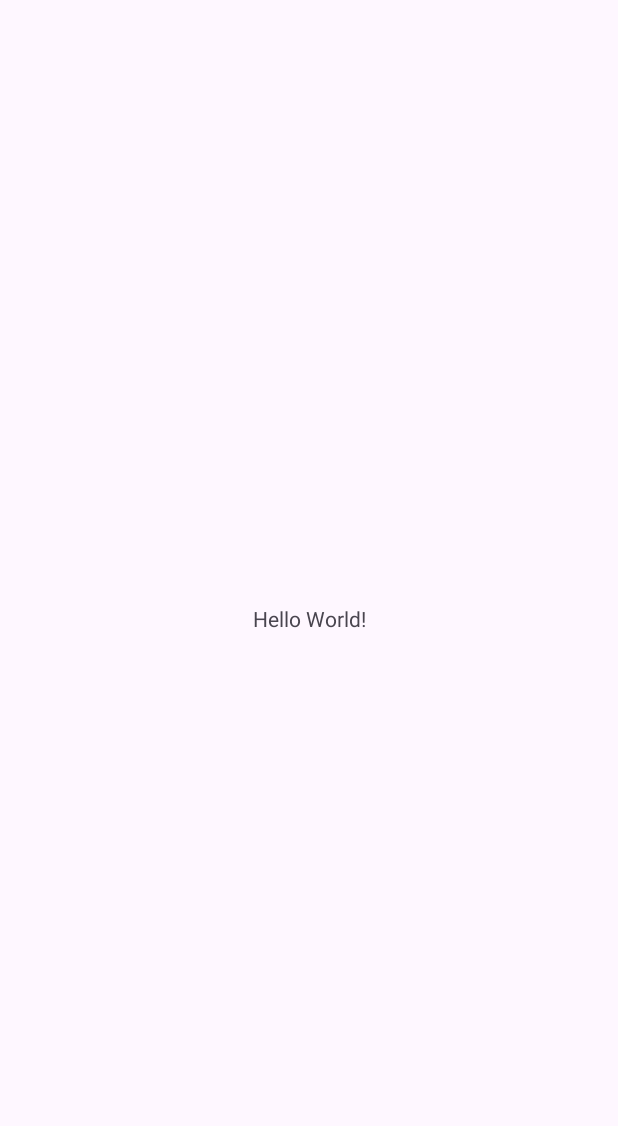
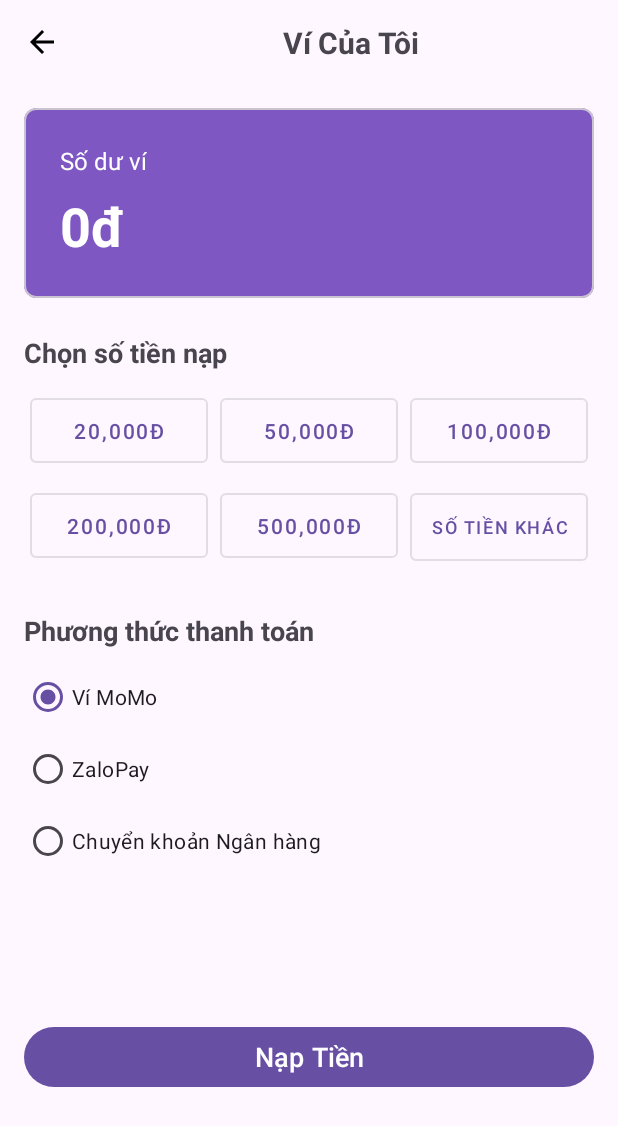
Before and after one commit to BTShinC/PRM392_DuaNgua, an Android app: the screen it shows after launch (MainActivity before the commit, TopUpActivity after it), on a phone screen of 412 x 824 dp. Before the commit the part shown is almost empty. Shown: the top 1126 px of the screen. Run offline under Robolectric (Android 15) with nearby library versions, the phone set to English and light mode, and no system bars.

Commit message:
done payment

```diff
--- a/app/src/main/AndroidManifest.xml
+++ b/app/src/main/AndroidManifest.xml
@@ -12,7 +12,7 @@
         android:supportsRtl="true"
         android:theme="@style/Theme.Group1_Duangua">
         <activity
-            android:name=".MainActivity"
+            android:name=".TopUpActivity"
             android:exported="true">
             <intent-filter>
                 <action android:name="android.intent.action.MAIN" />
--- /dev/null
+++ b/app/src/main/java/com/example/group1_duangua/TopUpActivity.java
@@ -0,0 +1,137 @@
+package com.example.group1_duangua;
+
+import androidx.appcompat.app.AppCompatActivity;
+import android.content.Context;
+import android.content.SharedPreferences;
+import android.os.Bundle;
+import android.text.TextUtils;
+import android.view.View;
+import android.widget.Button;
+import android.widget.EditText;
+import android.widget.ImageView;
+import android.widget.RadioGroup;
+import android.widget.TextView;
+import android.widget.Toast;
+import android.media.MediaPlayer; // For sound effect
+import com.google.android.material.button.MaterialButton;
+
+public class TopUpActivity extends AppCompatActivity {
+
+    private TextView textViewWalletBalanceValue;
+    private EditText editTextCustomAmount;
+    private Button buttonConfirmTopUp;
+    private MaterialButton buttonAmount20k, buttonAmount50k, buttonAmount100k, buttonAmount200k, buttonAmount500k, buttonCustomAmount;
+    private ImageView imageViewBackButton;
+    // private RadioGroup radioGroupPaymentMethods; // Can be used later if needed
+
+    private SharedPreferences sharedPreferences;
+    public static final String SHARED_PREFS_NAME = "MyPrefs";
+    public static final String BALANCE_KEY = "balance";
+
+    @Override
+    protected void onCreate(Bundle savedInstanceState) {
+        super.onCreate(savedInstanceState);
+        setContentView(R.layout.activity_top_up);
+
+        // Initialize SharedPreferences
+        sharedPreferences = getSharedPreferences(SHARED_PREFS_NAME, Context.MODE_PRIVATE);
+
+        // Find UI elements
+        imageViewBackButton = findViewById(R.id.imageViewBackButton);
+        textViewWalletBalanceValue = findViewById(R.id.textViewWalletBalanceValue);
+        editTextCustomAmount = findViewById(R.id.editTextCustomAmount);
+        buttonConfirmTopUp = findViewById(R.id.buttonConfirmTopUp);
+
+        buttonAmount20k = findViewById(R.id.buttonAmount20k);
+        buttonAmount50k = findViewById(R.id.buttonAmount50k);
+        buttonAmount100k = findViewById(R.id.buttonAmount100k);
+        buttonAmount200k = findViewById(R.id.buttonAmount200k);
+        buttonAmount500k = findViewById(R.id.buttonAmount500k);
+        buttonCustomAmount = findViewById(R.id.buttonCustomAmount);
+        // radioGroupPaymentMethods = findViewById(R.id.radioGroupPaymentMethods);
+
+        // Load and display current balance
+        loadAndDisplayBalance();
+
+        // Back button listener
+        imageViewBackButton.setOnClickListener(v -> finish());
+
+        // Predefined amount buttons listeners
+        View.OnClickListener amountButtonListener = v -> {
+            Button b = (Button) v;
+            String amountText = b.getText().toString().replaceAll("[^\\d]", ""); // Remove non-digits
+            editTextCustomAmount.setText(amountText);
+            editTextCustomAmount.setVisibility(View.VISIBLE);
+            editTextCustomAmount.requestFocus();
+        };
+
+        buttonAmount20k.setOnClickListener(amountButtonListener);
+        buttonAmount50k.setOnClickListener(amountButtonListener);
+        buttonAmount100k.setOnClickListener(amountButtonListener);
+        buttonAmount200k.setOnClickListener(amountButtonListener);
+        buttonAmount500k.setOnClickListener(amountButtonListener);
+
+        buttonCustomAmount.setOnClickListener(v -> {
+            editTextCustomAmount.setText("");
+            editTextCustomAmount.setVisibility(View.VISIBLE);
+            editTextCustomAmount.requestFocus();
+        });
+
+        // Confirm top-up button listener
+        buttonConfirmTopUp.setOnClickListener(v -> {
+            String amountString = editTextCustomAmount.getText().toString();
+            if (TextUtils.isEmpty(amountString)) {
+                Toast.makeText(TopUpActivity.this, "Vui lòng nhập số tiền", Toast.LENGTH_SHORT).show();
+                return;
+            }
+
+            try {
+                double amountToTopUp = Double.parseDouble(amountString);
+                if (amountToTopUp <= 0) {
+                    Toast.makeText(TopUpActivity.this, "Số tiền phải lớn hơn 0", Toast.LENGTH_SHORT).show();
+                    return;
+                }
+
+                float currentBalance = sharedPreferences.getFloat(BALANCE_KEY, 0f);
+                float newBalance = currentBalance + (float) amountToTopUp;
+
+                SharedPreferences.Editor editor = sharedPreferences.edit();
+                editor.putFloat(BALANCE_KEY, newBalance);
+                editor.apply();
+
+                updateBalanceDisplay(newBalance);
+                Toast.makeText(TopUpActivity.this, "Nạp tiền thành công: " + amountString + "đ", Toast.LENGTH_LONG).show();
+
+                playTopUpSound(); // Play sound
+
+                editTextCustomAmount.setText("");
+                editTextCustomAmount.setVisibility(View.GONE);
+
+            } catch (NumberFormatException e) {
+                Toast.makeText(TopUpActivity.this, "Số tiền không hợp lệ", Toast.LENGTH_SHORT).show();
+            }
+        });
+    }
+
+    private void loadAndDisplayBalance() {
+        float currentBalance = sharedPreferences.getFloat(BALANCE_KEY, 0f);
+        updateBalanceDisplay(currentBalance);
+    }
+
+    private void updateBalanceDisplay(float balance) {
+        textViewWalletBalanceValue.setText(String.format("%,.0fđ", balance));
+    }
+
+    private void playTopUpSound() {
+        // Assuming you have a sound file named top_up_success_sound.mp3 in res/raw
+        MediaPlayer mediaPlayer = MediaPlayer.create(this, R.raw.top_up_success_sound);
+        if (mediaPlayer != null) {
+            mediaPlayer.start();
+            // Release the MediaPlayer resources once playback is complete
+            mediaPlayer.setOnCompletionListener(MediaPlayer::release);
+        } else {
+            // Optional: Log an error or show a toast if the sound file is missing
+            // Toast.makeText(this, "Sound file not found", Toast.LENGTH_SHORT).show();
+        }
+    }
+}
--- /dev/null
+++ b/app/src/main/res/layout/activity_top_up.xml
@@ -0,0 +1,269 @@
+<?xml version="1.0" encoding="utf-8"?>
+<ScrollView xmlns:android="http://schemas.android.com/apk/res/android"
+    xmlns:app="http://schemas.android.com/apk/res-auto"
+    xmlns:tools="http://schemas.android.com/tools"
+    android:layout_width="match_parent"
+    android:layout_height="match_parent"
+    android:fillViewport="true"
+    tools:context=".TopUpActivity">
+
+    <androidx.constraintlayout.widget.ConstraintLayout
+        android:layout_width="match_parent"
+        android:layout_height="wrap_content"
+        android:paddingBottom="16dp">
+
+        <!-- Custom Toolbar / Header -->
+        <ImageView
+            android:id="@+id/imageViewBackButton"
+            android:layout_width="wrap_content"
+            android:layout_height="wrap_content"
+            android:src="?attr/homeAsUpIndicator"
+            app:tint="@android:color/black"
+            android:padding="16dp"
+            app:layout_constraintStart_toStartOf="parent"
+            app:layout_constraintTop_toTopOf="parent"
+            android:contentDescription="@string/my_wallet_title" />
+
+        <TextView
+            android:id="@+id/textViewScreenTitle"
+            android:layout_width="wrap_content"
+            android:layout_height="wrap_content"
+            android:text="@string/my_wallet_title"
+            android:textSize="20sp"
+            android:textStyle="bold"
+            app:layout_constraintTop_toTopOf="@id/imageViewBackButton"
+            app:layout_constraintBottom_toBottomOf="@id/imageViewBackButton"
+            app:layout_constraintStart_toEndOf="@id/imageViewBackButton"
+            app:layout_constraintEnd_toEndOf="parent" />
+
+        <!-- Balance Card -->
+        <com.google.android.material.card.MaterialCardView
+            android:id="@+id/cardBalance"
+            android:layout_width="0dp"
+            android:layout_height="wrap_content"
+            app:cardBackgroundColor="@color/purple_balance_card"
+            app:cardCornerRadius="8dp"
+            app:layout_constraintTop_toBottomOf="@id/imageViewBackButton"
+            app:layout_constraintStart_toStartOf="parent"
+            app:layout_constraintEnd_toEndOf="parent"
+            android:layout_marginTop="16dp"
+            android:layout_marginStart="16dp"
+            android:layout_marginEnd="16dp">
+
+            <androidx.constraintlayout.widget.ConstraintLayout
+                android:layout_width="match_parent"
+                android:layout_height="wrap_content"
+                android:padding="24dp">
+
+                <TextView
+                    android:id="@+id/textViewWalletBalanceLabel"
+                    android:layout_width="wrap_content"
+                    android:layout_height="wrap_content"
+                    android:text="@string/wallet_balance_label"
+                    android:textColor="@android:color/white"
+                    android:textSize="16sp"
+                    app:layout_constraintTop_toTopOf="parent"
+                    app:layout_constraintStart_toStartOf="parent"/>
+
+                <TextView
+                    android:id="@+id/textViewWalletBalanceValue"
+                    android:layout_width="wrap_content"
+                    android:layout_height="wrap_content"
+                    android:text="@string/current_balance_placeholder_vnd"
+                    android:textColor="@android:color/white"
+                    android:textSize="36sp"
+                    android:textStyle="bold"
+                    app:layout_constraintTop_toBottomOf="@id/textViewWalletBalanceLabel"
+                    app:layout_constraintStart_toStartOf="parent"
+                    android:layout_marginTop="8dp"/>
+            </androidx.constraintlayout.widget.ConstraintLayout>
+        </com.google.android.material.card.MaterialCardView>
+
+        <!-- Top-up Amount Section -->
+        <TextView
+            android:id="@+id/textViewChooseAmountLabel"
+            android:layout_width="wrap_content"
+            android:layout_height="wrap_content"
+            android:text="@string/choose_top_up_amount_label"
+            android:textSize="18sp"
+            android:textStyle="bold"
+            app:layout_constraintTop_toBottomOf="@id/cardBalance"
+            app:layout_constraintStart_toStartOf="parent"
+            android:layout_marginTop="24dp"
+            android:layout_marginStart="16dp"/>
+
+        <GridLayout
+            android:id="@+id/gridLayoutAmounts"
+            android:layout_width="0dp"
+            android:layout_height="wrap_content"
+            android:columnCount="3"
+            android:rowCount="2"
+            android:useDefaultMargins="true"
+            app:layout_constraintTop_toBottomOf="@id/textViewChooseAmountLabel"
+            app:layout_constraintStart_toStartOf="parent"
+            app:layout_constraintEnd_toEndOf="parent"
+            android:layout_marginTop="8dp"
+            android:layout_marginStart="16dp"
+            android:layout_marginEnd="16dp">
+
+            <com.google.android.material.button.MaterialButton
+                android:id="@+id/buttonAmount20k"
+                style="@style/Widget.MaterialComponents.Button.OutlinedButton"
+                android:layout_width="0dp"
+                android:layout_height="wrap_content"
+                android:layout_columnWeight="1"
+                android:text="@string/top_up_amount_20k"
+                android:textSize="14sp"
+                android:gravity="center"
+                android:paddingTop="12dp"
+                android:paddingBottom="12dp"
+                android:paddingStart="8dp"
+                android:paddingEnd="8dp" />
+
+            <com.google.android.material.button.MaterialButton
+                android:id="@+id/buttonAmount50k"
+                style="@style/Widget.MaterialComponents.Button.OutlinedButton"
+                android:layout_width="0dp"
+                android:layout_height="wrap_content"
+                android:layout_columnWeight="1"
+                android:text="@string/top_up_amount_50k"
+                android:textSize="14sp"
+                android:gravity="center"
+                android:paddingTop="12dp"
+                android:paddingBottom="12dp"
+                android:paddingStart="8dp"
+                android:paddingEnd="8dp" />
+
+            <com.google.android.material.button.MaterialButton
+                android:id="@+id/buttonAmount100k"
+                style="@style/Widget.MaterialComponents.Button.OutlinedButton"
+                android:layout_width="0dp"
+                android:layout_height="wrap_content"
+                android:layout_columnWeight="1"
+                android:text="@string/top_up_amount_100k"
+                android:textSize="14sp"
+                android:gravity="center"
+                android:paddingTop="12dp"
+                android:paddingBottom="12dp"
+                android:paddingStart="8dp"
+                android:paddingEnd="8dp" />
+
+            <com.google.android.material.button.MaterialButton
+                android:id="@+id/buttonAmount200k"
+                style="@style/Widget.MaterialComponents.Button.OutlinedButton"
+                android:layout_width="0dp"
+                android:layout_height="wrap_content"
+                android:layout_columnWeight="1"
+                android:text="@string/top_up_amount_200k"
+                android:textSize="14sp"
+                android:gravity="center"
+                android:paddingTop="12dp"
+                android:paddingBottom="12dp"
+                android:paddingStart="8dp"
+                android:paddingEnd="8dp" />
+
+            <com.google.android.material.button.MaterialButton
+                android:id="@+id/buttonAmount500k"
+                style="@style/Widget.MaterialComponents.Button.OutlinedButton"
+                android:layout_width="0dp"
+                android:layout_height="wrap_content"
+                android:layout_columnWeight="1"
+                android:text="@string/top_up_amount_500k"
+                android:textSize="14sp"
+                android:gravity="center"
+                android:paddingTop="12dp"
+                android:paddingBottom="12dp"
+                android:paddingStart="8dp"
+                android:paddingEnd="8dp" />
+
+            <com.google.android.material.button.MaterialButton
+                android:id="@+id/buttonCustomAmount"
+                style="@style/Widget.MaterialComponents.Button.OutlinedButton"
+                android:layout_width="0dp"
+                android:layout_height="57.5dp"
+                android:layout_columnWeight="1"
+                android:gravity="center"
+                android:paddingStart="8dp"
+                android:paddingTop="12dp"
+                android:paddingEnd="8dp"
+                android:paddingBottom="12dp"
+                android:text="@string/custom_amount_button"
+                android:textSize="12sp" />
+        </GridLayout>
+
+        <EditText
+            android:id="@+id/editTextCustomAmount"
+            android:layout_width="0dp"
+            android:layout_height="wrap_content"
+            android:hint="@string/hint_enter_amount"
+            android:inputType="numberDecimal"
+            android:visibility="gone"
+            tools:visibility="visible"
+            app:layout_constraintTop_toBottomOf="@id/gridLayoutAmounts"
+            app:layout_constraintStart_toStartOf="parent"
+            app:layout_constraintEnd_toEndOf="parent"
+            android:layout_marginTop="8dp"
+            android:layout_marginStart="16dp"
+            android:layout_marginEnd="16dp"/>
+
+        <!-- Payment Method Section -->
+        <TextView
+            android:id="@+id/textViewPaymentMethodLabel"
+            android:layout_width="wrap_content"
+            android:layout_height="wrap_content"
+            android:text="@string/payment_method_label"
+            android:textSize="18sp"
+            android:textStyle="bold"
+            app:layout_constraintTop_toBottomOf="@id/editTextCustomAmount"
+            app:layout_constraintStart_toStartOf="parent"
+            android:layout_marginTop="24dp"
+            android:layout_marginStart="16dp"/>
+
+        <RadioGroup
+            android:id="@+id/radioGroupPaymentMethods"
+            android:layout_width="0dp"
+            android:layout_height="wrap_content"
+            app:layout_constraintTop_toBottomOf="@id/textViewPaymentMethodLabel"
+            app:layout_constraintStart_toStartOf="parent"
+            app:layout_constraintEnd_toEndOf="parent"
+            android:layout_marginTop="8dp"
+            android:layout_marginStart="16dp"
+            android:layout_marginEnd="16dp">
+
+            <RadioButton
+                android:id="@+id/radioButtonMoMo"
+                android:layout_width="match_parent"
+                android:layout_height="wrap_content"
+                android:text="@string/payment_method_momo"
+                android:checked="true"/>
+
+            <RadioButton
+                android:id="@+id/radioButtonZaloPay"
+                android:layout_width="match_parent"
+                android:layout_height="wrap_content"
+                android:text="@string/payment_method_zalopay" />
+
+            <RadioButton
+                android:id="@+id/radioButtonBankTransfer"
+                android:layout_width="match_parent"
+                android:layout_height="wrap_content"
+                android:text="@string/payment_method_bank" />
+        </RadioGroup>
+
+        <com.google.android.material.button.MaterialButton
+            android:id="@+id/buttonConfirmTopUp"
+            android:layout_width="0dp"
+            android:layout_height="wrap_content"
+            android:text="@string/button_confirm_top_up"
+            android:textSize="18sp"
+            app:layout_constraintTop_toBottomOf="@id/radioGroupPaymentMethods"
+            app:layout_constraintStart_toStartOf="parent"
+            app:layout_constraintEnd_toEndOf="parent"
+            app:layout_constraintBottom_toBottomOf="parent"
+            android:layout_marginTop="32dp"
+            android:layout_marginStart="16dp"
+            android:layout_marginEnd="16dp"
+            android:layout_marginBottom="16dp"/>
+
+    </androidx.constraintlayout.widget.ConstraintLayout>
+</ScrollView>
--- a/app/src/main/res/values/colors.xml
+++ b/app/src/main/res/values/colors.xml
@@ -2,4 +2,5 @@
 <resources>
     <color name="black">#FF000000</color>
     <color name="white">#FFFFFFFF</color>
+    <color name="purple_balance_card">#7E57C2</color> <!-- A nice medium purple -->
 </resources>
--- a/app/src/main/res/values/strings.xml
+++ b/app/src/main/res/values/strings.xml
@@ -1,3 +1,23 @@
 <resources>
     <string name="app_name">Group1_Duangua</string>
+    <string name="top_up_screen_title">Nạp Tiền</string>
+    <string name="label_current_balance">Số dư hiện tại</string>
+    <string name="hint_enter_amount">Nhập số tiền cần nạp</string>
+    <string name="button_confirm_top_up">Nạp Tiền</string>
+    <string name="label_top_up_amount">Số Tiền Nạp</string>
+
+    <string name="my_wallet_title">Ví Của Tôi</string>
+    <string name="wallet_balance_label">Số dư ví</string>
+    <string name="choose_top_up_amount_label">Chọn số tiền nạp</string>
+    <string name="top_up_amount_20k">20,000đ</string>
+    <string name="top_up_amount_50k">50,000đ</string>
+    <string name="top_up_amount_100k">100,000đ</string>
+    <string name="top_up_amount_200k">200,000đ</string>
+    <string name="top_up_amount_500k">500,000đ</string>
+    <string name="custom_amount_button">Số tiền khác</string>
+    <string name="payment_method_label">Phương thức thanh toán</string>
+    <string name="payment_method_momo">Ví MoMo</string>
+    <string name="payment_method_zalopay">ZaloPay</string>
+    <string name="payment_method_bank">Chuyển khoản Ngân hàng</string>
+    <string name="current_balance_placeholder_vnd">0đ</string>
 </resources>
```
Also changed, not shown: 1 other file.
